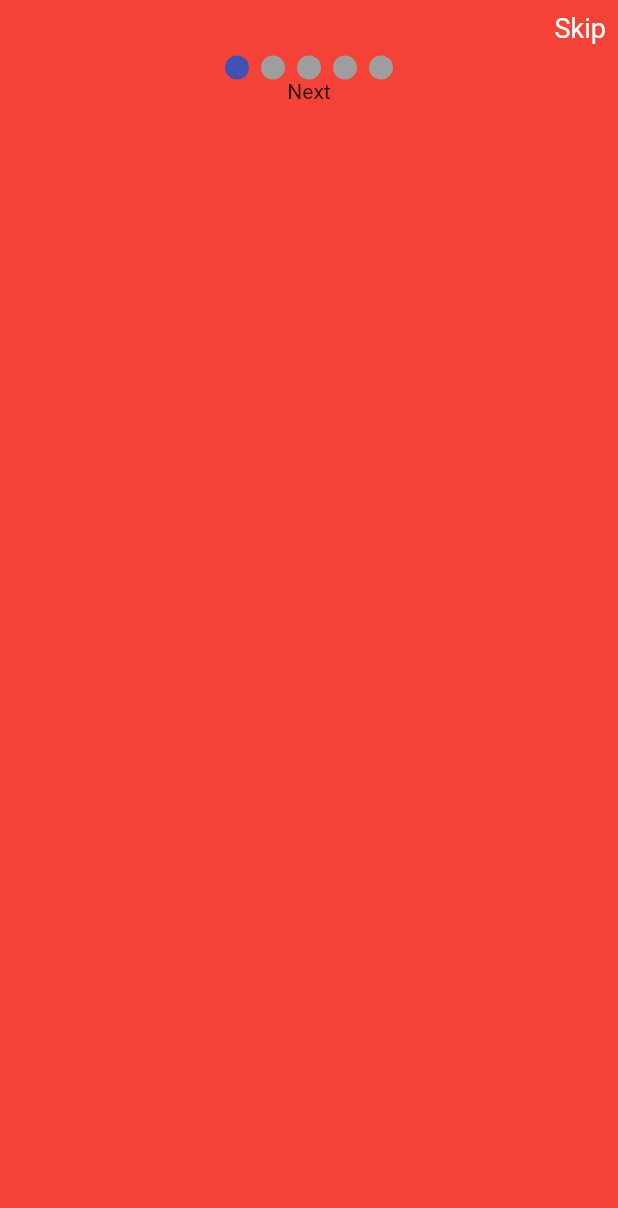
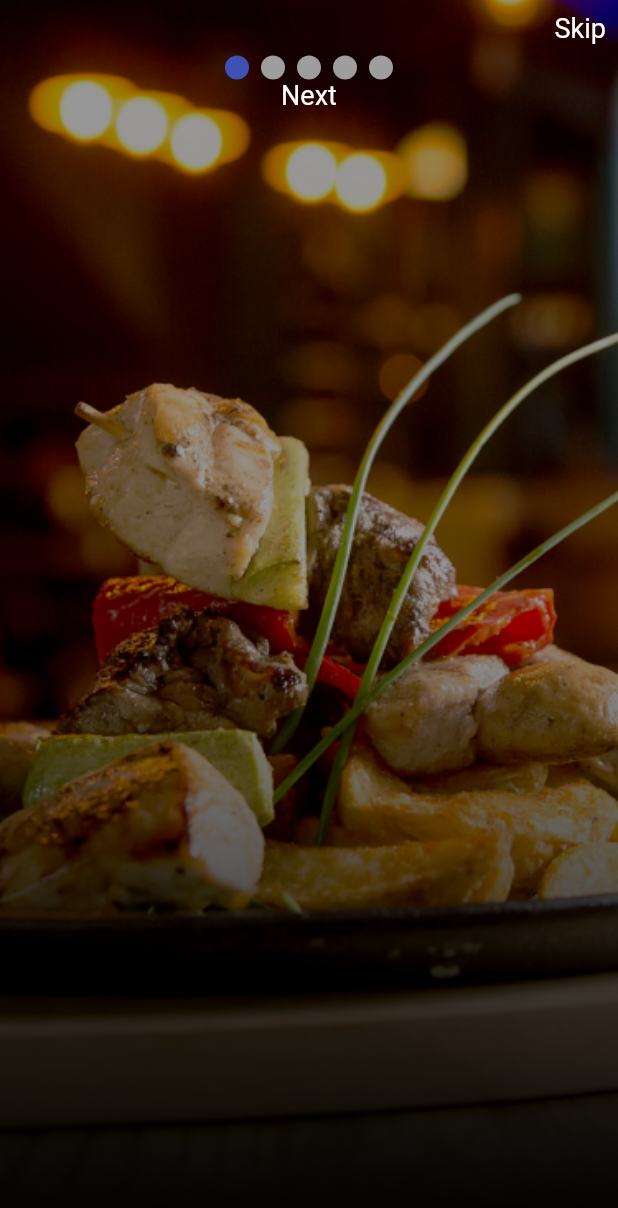
Before and after one commit to ericatsu/login_and_user_authentication, a Flutter app: the screen it shows after launch, on a phone screen of 412 x 824 dp. Shown: the top 1208 px of the screen. Run offline on Flutter 3.47's test engine with Material 2 defaults, Android fonts, the light colour scheme and no system bars; drawn by our look-alikes of smooth_page_indicator.

Commit message:
create, align buttons and texts

```diff
--- a/lib/OnboardScreens/Onboard1.dart
+++ b/lib/OnboardScreens/Onboard1.dart
@@ -5,8 +5,43 @@ class Onboard1 extends StatelessWidget {
 
   @override
   Widget build(BuildContext context) {
-    return Container(
-      color: Colors.red,
+    return Stack(
+      children: [ ShaderMask(
+        shaderCallback: (bounds) => LinearGradient(
+          colors: [Colors.black, Colors.black12],
+          begin: Alignment.bottomCenter,
+          end: Alignment.center,
+        ).createShader(bounds),
+        blendMode: BlendMode.darken,
+        child: Container(
+          decoration: BoxDecoration(
+            image: DecorationImage(
+              image: AssetImage('assets/images/hungry.png'),
+              fit: BoxFit.cover,
+              colorFilter: ColorFilter.mode(Color.fromARGB(115, 71, 70, 70), BlendMode.darken),
+            ),
+          ),
+        ),
+      ),
+      Scaffold(
+         backgroundColor: Colors.transparent,
+         body: SingleChildScrollView(
+           child: SafeArea(
+             child: Column(
+               children: [
+                 Container(
+
+                 ),
+                 SizedBox(height: 5,),
+                 Container(
+
+                 ),
+               ],
+             ),
+            ),
+           ),
+       ),
+      ]
     );
   }
 }
--- a/lib/screens/Onboard.dart
+++ b/lib/screens/Onboard.dart
@@ -78,7 +78,10 @@ class _OnboardState extends State<Onboard> {
                        return Register();
                      }));
                   },
-                 child: Text('Register'),
+                        child: Text(
+                        'Next',
+                        style: TextStyle(color: Colors.white, fontSize: 18),
+                      )
                  )
                 : GestureDetector(
                  onTap: () {
@@ -86,7 +89,8 @@ class _OnboardState extends State<Onboard> {
                      duration: Duration(milliseconds: 500), curve: Curves.easeIn
                      );
                   },
-                 child: Text('Next'),
+                  child: Text('Next',
+                  style: TextStyle(color: Colors.white, fontSize: 18),)
                  )
             ],
           ),
```
